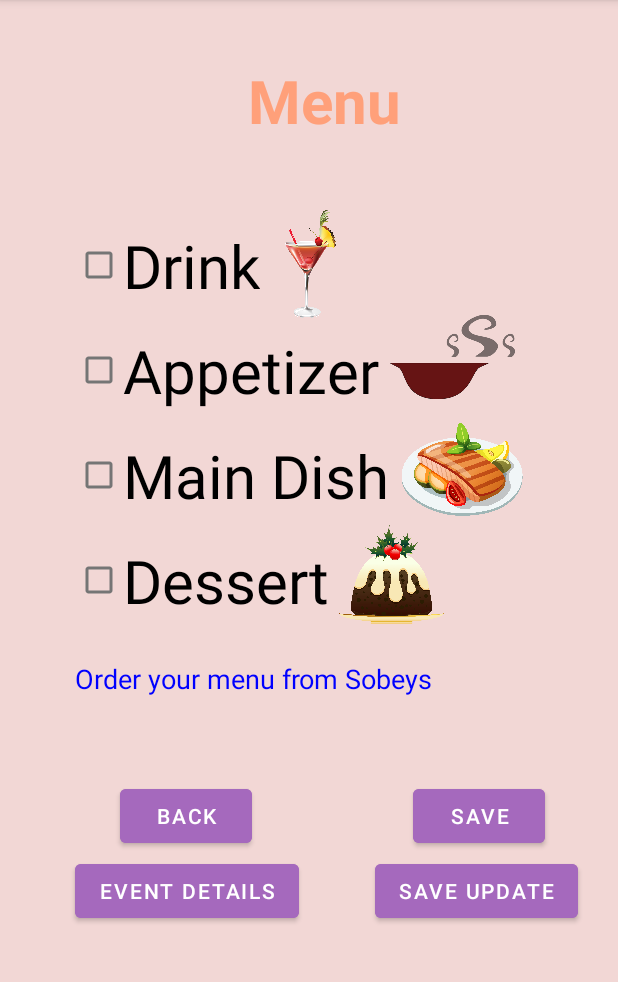
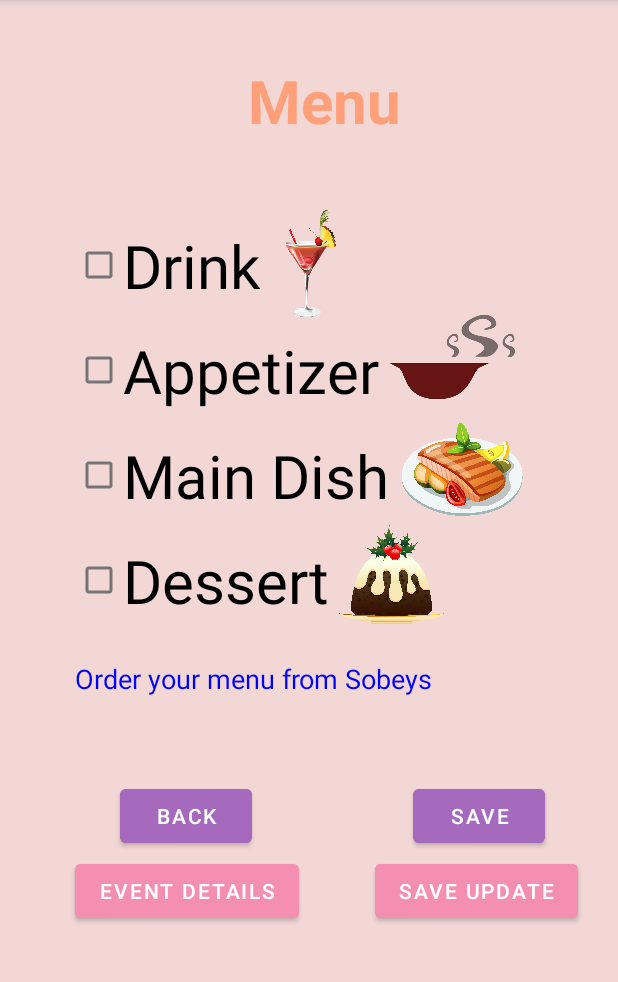
Before and after one commit to Jessica0192/PartyPlanner_Mobile, an Android app: the Menu screen opened directly, with no data from a screen before it, on a phone screen of 412 x 824 dp, the part 84-1066 px from its top. Run offline under Robolectric (Android 15) with nearby library versions, the phone set to English and light mode, and no system bars.

Commit message:
change the EVENT DETAILS and SAVE UPDATE btn colors

```diff
--- a/app/src/main/res/layout/menu.xml
+++ b/app/src/main/res/layout/menu.xml
@@ -137,7 +137,7 @@
         android:layout_height="wrap_content"
         android:layout_marginStart="250dp"
         android:layout_marginTop="570sp"
-        android:backgroundTint="#A569BD"
+        android:backgroundTint="#F48FB1"
         android:onClick="saveUpdate"
         android:text="@string/saveUpdateBtn" />
 
@@ -147,7 +147,7 @@
         android:layout_height="wrap_content"
         android:layout_marginStart="50dp"
         android:layout_marginTop="570sp"
-        android:backgroundTint="#A569BD"
+        android:backgroundTint="#F48FB1"
         android:onClick="backToEventDetails"
         android:text="@string/backDetailsBtn" />
 
--- a/app/src/main/res/layout/supply.xml
+++ b/app/src/main/res/layout/supply.xml
@@ -170,7 +170,7 @@
         android:layout_height="wrap_content"
         android:layout_marginStart="235dp"
         android:layout_marginTop="590sp"
-        android:backgroundTint="#A569BD"
+        android:backgroundTint="#F48FB1"
         android:text="@string/saveUpdateBtn" />
 
     <Button
@@ -179,7 +179,7 @@
         android:layout_height="wrap_content"
         android:layout_marginStart="50dp"
         android:layout_marginTop="590sp"
-        android:backgroundTint="#A569BD"
+        android:backgroundTint="#F48FB1"
         android:onClick="backToEvent"
         android:text="@string/backDetailsBtn" />
 
```
